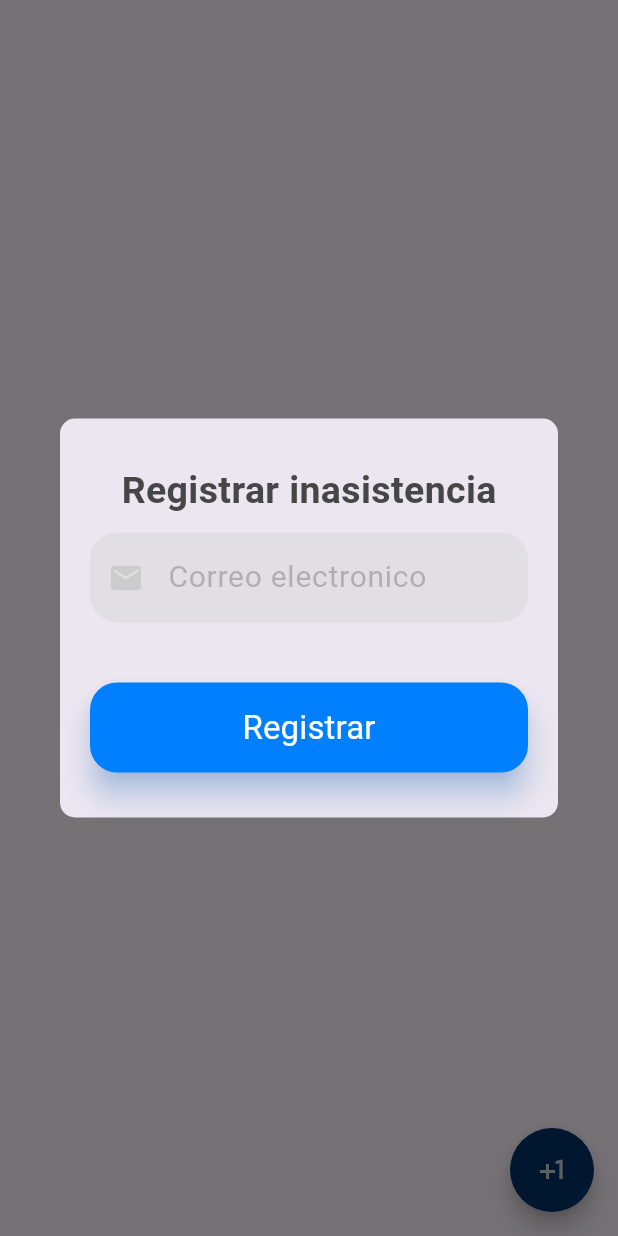
After one commit to Yhiriend/recdat, a Flutter app: the AttendanceView screen opened directly, after a tap on the "plus one" icon, on a phone screen of 412 x 824 dp. The commit adds this screen. Run offline on Flutter 3.47's test engine with Material 3 defaults, Android fonts, the phone set to English and light mode, and no system bars; drawn by our look-alikes of flutter_speed_dial; our stand-ins replace cloud_firestore, file_picker, firebase_auth, firebase_core, firebase_storage, google_nav_bar and 3 more; missing offline and left inert: flutter_pdfview; accounts and stored records are empty.

Commit message:
attendance: init

```diff
--- /dev/null
+++ b/lib/modules/attendance/views/attendance.view.dart
@@ -0,0 +1,35 @@
+import 'package:flutter/material.dart';
+import 'package:flutter_speed_dial/flutter_speed_dial.dart';
+import 'package:recdat/modules/attendance/widgets/modal_create_attendance.widget.dart';
+import 'package:recdat/shared/global-styles/recdat.styles.dart';
+
+class AttendanceView extends StatefulWidget {
+  const AttendanceView({super.key});
+
+  @override
+  State<AttendanceView> createState() => _AttendanceViewState();
+}
+
+class _AttendanceViewState extends State<AttendanceView> {
+  @override
+  Widget build(BuildContext context) {
+    return Scaffold(
+      floatingActionButton: SpeedDial(
+        icon: Icons.plus_one,
+        backgroundColor: RecdatStyles.blueDarkColor,
+        foregroundColor: RecdatStyles.defaultTextColor,
+        overlayColor: RecdatStyles.blueDarkColor,
+        overlayOpacity: 0.4,
+        spacing: 8,
+        onPress: () {
+          showDialog(
+            context: context,
+            builder: (BuildContext context) {
+              return ModalCreateAttendanceWidget();
+            },
+          );
+        },
+      ),
+    );
+  }
+}
--- /dev/null
+++ b/lib/modules/attendance/widgets/modal_create_attendance.widget.dart
@@ -0,0 +1,122 @@
+import 'package:flutter/material.dart';
+import 'package:flutter/widgets.dart';
+import 'package:provider/provider.dart';
+import 'package:recdat/modules/course/course.model.dart';
+import 'package:recdat/modules/course/providers/course.provider.dart';
+import 'package:recdat/modules/user/model/user.model.dart';
+import 'package:recdat/modules/user/providers/teacher.provider.dart';
+import 'package:recdat/providers/auth.providers.dart';
+import 'package:recdat/shared/global-styles/recdat.styles.dart';
+import 'package:recdat/shared/widgets/recdat_button_async.dart';
+import 'package:recdat/shared/widgets/recdat_multiselect.dart';
+import 'package:recdat/shared/widgets/recdat_tagging.widget.dart';
+import 'package:recdat/shared/widgets/recdat_textfield.dart';
+import 'package:recdat/utils/utils.dart';
+import 'package:uuid/uuid.dart';
+
+class ModalCreateAttendanceWidget extends StatefulWidget {
+  ModalCreateAttendanceWidget({super.key});
+
+  @override
+  State<ModalCreateAttendanceWidget> createState() =>
+      _ModalCreateAttendanceWidgetState();
+}
+
+class _ModalCreateAttendanceWidgetState
+    extends State<ModalCreateAttendanceWidget> {
+  final TextEditingController teacherNameController = TextEditingController();
+
+  final TextEditingController teacherSurnameController =
+      TextEditingController();
+
+  final TextEditingController teacherEmailController = TextEditingController();
+
+  final TextEditingController teacherCoursesAsignedController =
+      TextEditingController();
+
+  final RecdatMultiselectController multiselectController =
+      RecdatMultiselectController();
+
+  late List<CourseModel> _currentAreas = [];
+  late List<CourseModel> _suggestionAreas = [];
+
+  @override
+  void initState() {
+    super.initState();
+    final courseProvider = Provider.of<CourseProvider>(context, listen: false);
+    _suggestionAreas = courseProvider.courseList;
+    _currentAreas = [];
+  }
+
+  void _handleTagChange(List<CourseModel> tags) {
+    setState(() {
+      _currentAreas = tags;
+    });
+  }
+
+  @override
+  Widget build(BuildContext context) {
+    return Dialog(
+      shape: RoundedRectangleBorder(
+        borderRadius: BorderRadius.circular(10.0),
+      ),
+      child: SingleChildScrollView(
+        child: Padding(
+          padding: const EdgeInsets.symmetric(vertical: 30, horizontal: 20),
+          child: Column(
+            mainAxisSize: MainAxisSize.min,
+            children: [
+              const Text(
+                'Registrar inasistencia',
+                style: TextStyle(
+                    fontSize: 25,
+                    fontWeight: FontWeight.bold,
+                    color: RecdatStyles.darkTextColor),
+              ),
+              const SizedBox(height: 10),
+              RecdatTextfield(
+                icon: Icons.email,
+                placeholder: "Correo electronico",
+                controller: teacherEmailController,
+                color: RecdatStyles.textFieldLight,
+              ),
+              const SizedBox(
+                height: 40,
+              ),
+              RecdatButtonAsync(
+                onPressed: () async {
+                  final authProvider =
+                      Provider.of<AuthProvider>(context, listen: false);
+                  final teacherProvider =
+                      Provider.of<TeacherProvider>(context, listen: false);
+                  final String defaultPassword =
+                      teacherEmailController.text.trim().split("@")[0];
+                  final teacher = UserModel(
+                      name: teacherNameController.text.trim().toUpperCase(),
+                      surname:
+                          teacherSurnameController.text.trim().toUpperCase(),
+                      email: teacherEmailController.text.trim().toLowerCase(),
+                      rol: UserRole.teacher.value,
+                      createdAt: RecdatDateUtils.currentDate(),
+                      updatedAt: RecdatDateUtils.currentDate(),
+                      password: defaultPassword,
+                      uid: const Uuid().v4(),
+                      isActive: true,
+                      courses: _currentAreas);
+                  final userUid = authProvider.user?.uid ?? "";
+                  await teacherProvider
+                      .addTeacher(context, teacher, userUid)
+                      .then((_) async {
+                    await teacherProvider.fetchUsers(context, userUid);
+                    Navigator.of(context).pop();
+                  });
+                },
+                text: "Registrar",
+              )
+            ],
+          ),
+        ),
+      ),
+    );
+  }
+}
```
Also changed, not shown: lib/modules/attendance/widgets/card_attendance.widget.dart (added, +159 -0 lines), lib/views/home.view.dart (+5 -6 lines).
